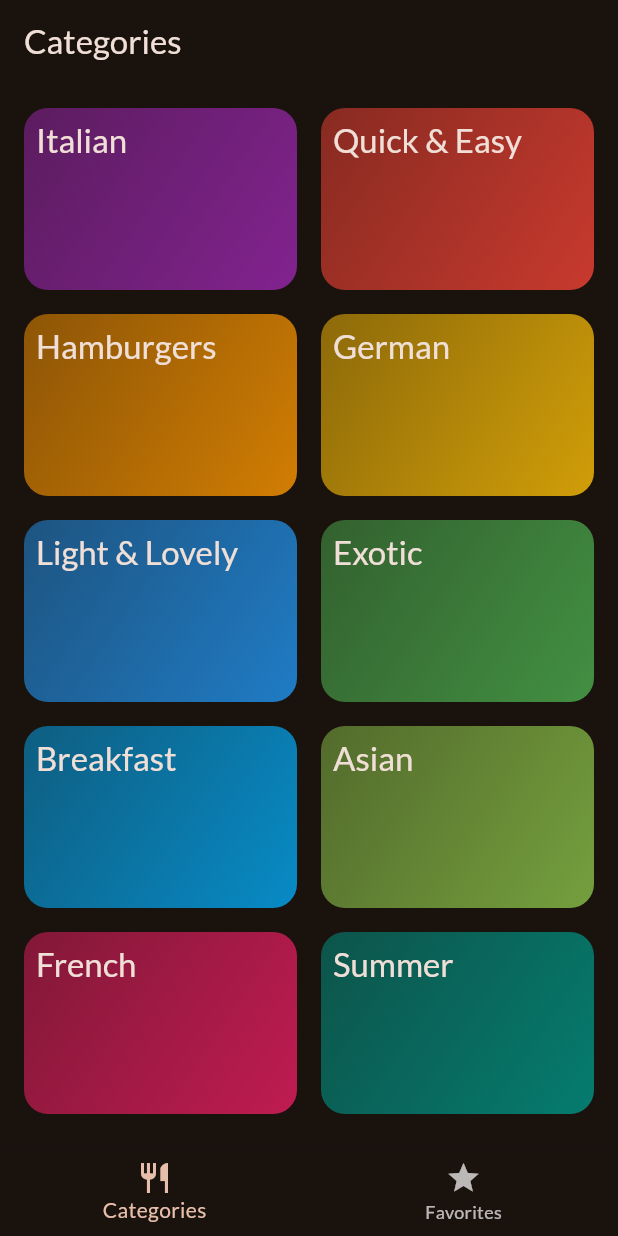
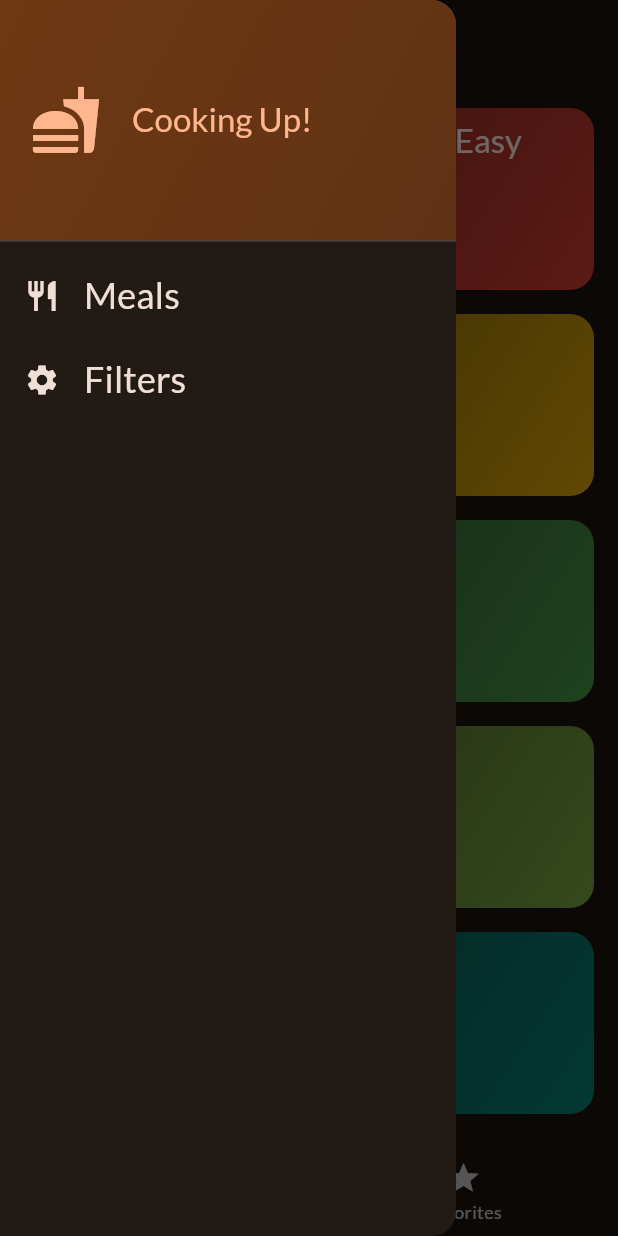
Before and after one commit to nith-in7/meals_app, a Flutter app: the screen it shows after launch, with the side drawer open (before the commit the screen has no drawer), on a phone screen of 412 x 824 dp. Run offline on Flutter 3.47's test engine with Material 3 defaults, Android fonts, the phone set to English and light mode, and no system bars; our stand-ins replace google_fonts, transparent_image.

Commit message:
Drawer in Home Screen

```diff
--- a/lib/screens/bottom_navigation.dart
+++ b/lib/screens/bottom_navigation.dart
@@ -2,6 +2,7 @@ import 'package:flutter/material.dart';
 import 'package:meals_app/model/meal.dart';
 import 'package:meals_app/screens/categories_screen.dart';
 import 'package:meals_app/screens/meal_screen.dart';
+import 'package:meals_app/widgets/drawer_widget.dart';
 
 class BottomNavigationScreen extends StatefulWidget {
   const BottomNavigationScreen({
@@ -48,20 +49,24 @@ class _BottomNavigationScreenState extends State<BottomNavigationScreen> {
       );
     }
     return Scaffold(
+      drawer: const DrawerWidget(),
       appBar: AppBar(title: Text(_title)),
       body: _selectedScreen,
       bottomNavigationBar: BottomNavigationBar(
         currentIndex: _selectedIndex,
         onTap: (value) {
-            setState(() {
+          setState(
+            () {
               _selectedIndex = value;
-            });
+            },
+          );
         },
         items: const [
           BottomNavigationBarItem(
               icon: Icon(Icons.restaurant_sharp), label: "Categories"),
           BottomNavigationBarItem(icon: Icon(Icons.star), label: "Favorites"),
-          ]),
+        ],
+      ),
     );
   }
 }
--- /dev/null
+++ b/lib/widgets/drawer_widget.dart
@@ -0,0 +1,78 @@
+import 'package:flutter/material.dart';
+
+class DrawerWidget extends StatelessWidget {
+  const DrawerWidget({super.key});
+
+  @override
+  Widget build(BuildContext context) {
+    return Drawer(
+      child: Column(
+        children: [
+          DrawerHeader(
+
+            padding: const EdgeInsets.all(20),
+            decoration: BoxDecoration(
+              gradient: LinearGradient(
+                colors: [
+                  Theme.of(context).colorScheme.primaryContainer,
+                  Theme.of(context)
+                      .colorScheme
+                      .primaryContainer
+                      .withOpacity(0.8)
+                ],
+                begin: Alignment.topLeft,
+                end: Alignment.bottomRight,
+              ),
+            ),
+            // padding: const EdgeInsets.all(20),
+            child: Row(
+
+              children: [
+                Icon(Icons.fastfood,
+                    size: 48, color: Theme.of(context).colorScheme.primary),
+                const SizedBox(
+                  width: 20,
+                ),
+                Text(
+                  "Cooking Up!",
+                  style: Theme.of(context)
+                      .textTheme
+                      .titleLarge!
+                      .copyWith(color: Theme.of(context).colorScheme.primary),
+                )
+              ],
+            ),
+          ),
+          ListTile(
+            onTap: (){
+              Navigator.pop(context);
+            },
+            title: Text(
+              "Meals",
+              style: Theme.of(context).textTheme.titleSmall!.copyWith(
+                  color: Theme.of(context).colorScheme.onBackground,
+                  fontSize: 24),
+            ),
+            leading: Icon(
+              Icons.restaurant,
+              color: Theme.of(context).colorScheme.onBackground,
+            ),
+          ),
+          ListTile(
+            onTap: (){},
+            title: Text(
+              "Filters",
+              style: Theme.of(context).textTheme.titleSmall!.copyWith(
+                  color: Theme.of(context).colorScheme.onBackground,
+                  fontSize: 24),
+            ),
+            leading: Icon(
+              Icons.settings,
+              color: Theme.of(context).colorScheme.onBackground,
+            ),
+          )
+        ],
+      ),
+    );
+  }
+}
```
Lines whose indentation alone changed are shown as unchanged.
